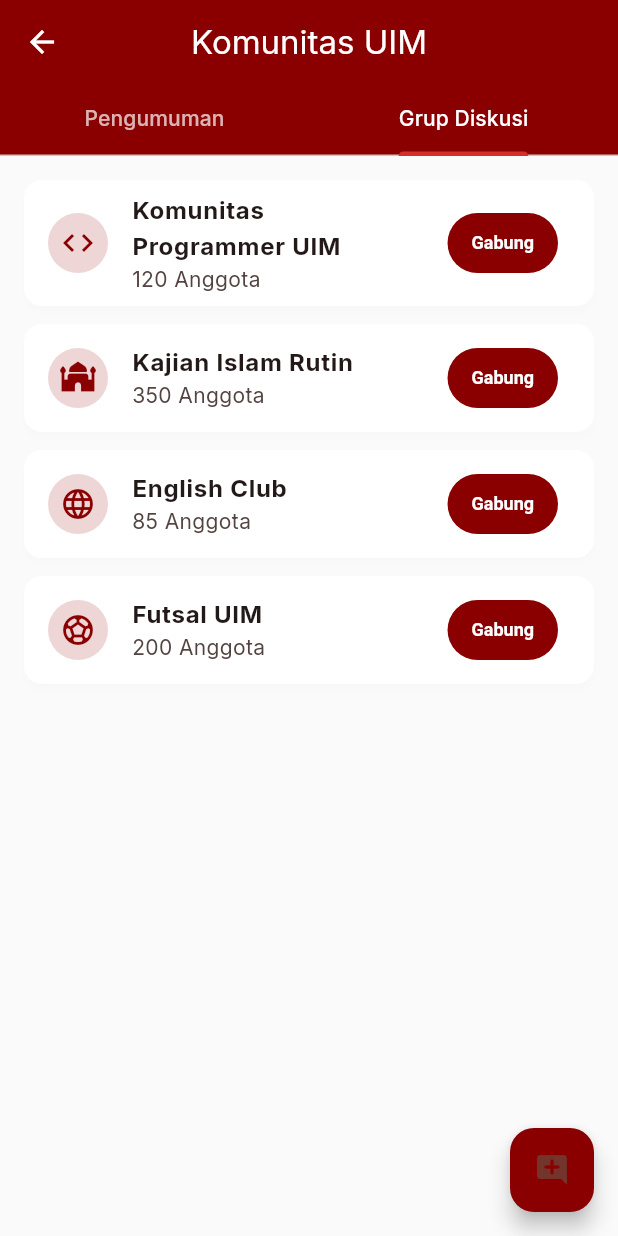
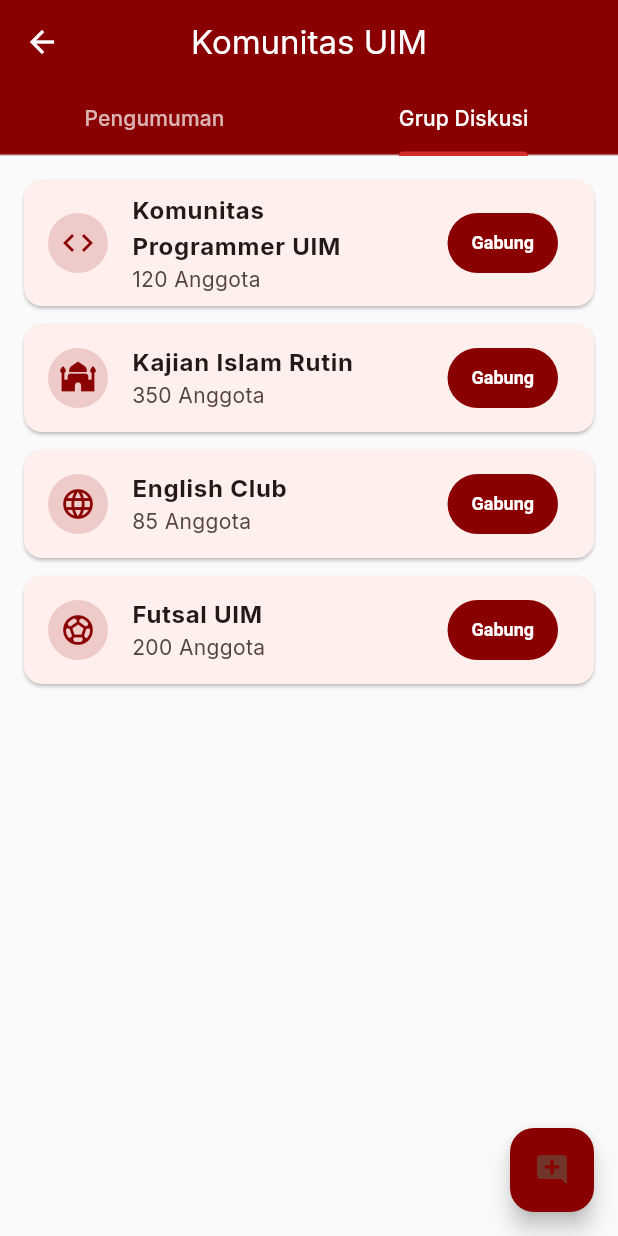
Before and after one commit to ifansyarifuddin/celoe_lms, a Flutter app: the CommunityPage screen opened directly, tab 2 chosen, on a phone screen of 412 x 824 dp. Run offline on Flutter 3.47's test engine with Material 3 defaults, Android fonts, the phone set to English and light mode, and no system bars; our stand-ins replace google_fonts.

Commit message:
Fix: Resolve CardTheme error and replace withValues with withOpacity for compatibility

```diff
--- a/lib/features/auth/presentation/pages/login_page.dart
+++ b/lib/features/auth/presentation/pages/login_page.dart
@@ -28,7 +28,7 @@ class _LoginPageState extends State<LoginPage> {
              image: AssetImage('assets/images/logo.png'), // Placeholder for islamic pattern
              fit: BoxFit.cover,
              colorFilter: ColorFilter.mode(
-               Colors.white.withValues(alpha: 0.95),
+               Colors.white.withOpacity(0.95),
                BlendMode.lighten
              ),
           ),
--- a/lib/features/auth/presentation/pages/onboarding_page.dart
+++ b/lib/features/auth/presentation/pages/onboarding_page.dart
@@ -64,7 +64,7 @@ class _OnboardingPageState extends State<OnboardingPage> {
                   decoration: BoxDecoration(
                     color: _currentPage == index
                         ? AppColors.primary
-                        : AppColors.grey.withValues(alpha: 0.3),
+                        : AppColors.grey.withOpacity(0.3),
                     borderRadius: BorderRadius.circular(4),
                   ),
                 ),
@@ -158,7 +158,7 @@ class _OnboardingPageState extends State<OnboardingPage> {
           Container(
             padding: const EdgeInsets.all(32),
             decoration: BoxDecoration(
-              color: AppColors.secondary.withValues(alpha: 0.2),
+              color: AppColors.secondary.withOpacity(0.2),
               shape: BoxShape.circle,
             ),
             child: Icon(iconData, size: 100, color: AppColors.primary),
--- a/lib/features/community/presentation/pages/community_page.dart
+++ b/lib/features/community/presentation/pages/community_page.dart
@@ -46,10 +46,10 @@ class CommunityPage extends StatelessWidget {
           decoration: BoxDecoration(
             color: Colors.white,
             borderRadius: BorderRadius.circular(12),
-            border: Border.all(color: Colors.grey.withValues(alpha: 0.1)),
+            border: Border.all(color: Colors.grey.withOpacity(0.1)),
             boxShadow: [
               BoxShadow(
-                color: Colors.black.withValues(alpha: 0.05),
+                color: Colors.black.withOpacity(0.05),
                 blurRadius: 8,
                 offset: const Offset(0, 2),
               ),
@@ -64,7 +64,7 @@ class CommunityPage extends StatelessWidget {
                 child: Row(
                   children: [
                     CircleAvatar(
-                      backgroundColor: AppColors.primary.withValues(alpha: 0.1),
+                      backgroundColor: AppColors.primary.withOpacity(0.1),
                       child: Icon(Icons.person, color: AppColors.primary),
                     ),
                     const SizedBox(width: 12),
@@ -173,7 +173,7 @@ class CommunityPage extends StatelessWidget {
       margin: const EdgeInsets.only(bottom: 12),
       child: ListTile(
         leading: CircleAvatar(
-          backgroundColor: AppColors.secondary.withValues(alpha: 0.2),
+          backgroundColor: AppColors.secondary.withOpacity(0.2),
           child: Icon(icon, color: AppColors.primary),
         ),
         title: Text(title, style: const TextStyle(fontWeight: FontWeight.bold)),
--- a/lib/features/courses/presentation/pages/course_list_page.dart
+++ b/lib/features/courses/presentation/pages/course_list_page.dart
@@ -65,7 +65,7 @@ class CourseListPage extends StatelessWidget {
               child: ListTile(
                 leading: Container(
                   width: 50, height: 50,
-                  decoration: BoxDecoration(color: Colors.orange.withValues(alpha: 0.1), borderRadius: BorderRadius.circular(8)),
+                  decoration: BoxDecoration(color: Colors.orange.withOpacity(0.1), borderRadius: BorderRadius.circular(8)),
                   child: const Icon(Icons.star, color: Colors.orange),
                 ),
                 title: Text('Digital Marketing ${index + 1}'),
--- a/lib/features/courses/presentation/pages/quiz_page.dart
+++ b/lib/features/courses/presentation/pages/quiz_page.dart
@@ -94,7 +94,7 @@ class QuizPage extends StatelessWidget {
     return Container(
       margin: const EdgeInsets.only(bottom: 12),
       decoration: BoxDecoration(
-        color: isSelected ? AppColors.primary.withValues(alpha: 0.1) : Colors.white,
+        color: isSelected ? AppColors.primary.withOpacity(0.1) : Colors.white,
         borderRadius: BorderRadius.circular(12),
         border: Border.all(
           color: isSelected ? AppColors.primary : Colors.grey.shade300,
--- a/lib/features/help/presentation/pages/help_page.dart
+++ b/lib/features/help/presentation/pages/help_page.dart
@@ -51,7 +51,7 @@ class HelpPage extends StatelessWidget {
               leading: Container(
                 padding: const EdgeInsets.all(8),
                 decoration: BoxDecoration(
-                  color: Colors.green.withValues(alpha: 0.1),
+                  color: Colors.green.withOpacity(0.1),
                   shape: BoxShape.circle,
                 ),
                 child: const Icon(Icons.chat, color: Colors.green),
@@ -64,7 +64,7 @@ class HelpPage extends StatelessWidget {
               leading: Container(
                 padding: const EdgeInsets.all(8),
                 decoration: BoxDecoration(
-                  color: Colors.blue.withValues(alpha: 0.1),
+                  color: Colors.blue.withOpacity(0.1),
                   shape: BoxShape.circle,
                 ),
                 child: const Icon(Icons.email, color: Colors.blue),
@@ -85,7 +85,7 @@ class HelpPage extends StatelessWidget {
       elevation: 0,
       shape: RoundedRectangleBorder(
         borderRadius: BorderRadius.circular(12),
-        side: BorderSide(color: Colors.grey.withValues(alpha: 0.2)),
+        side: BorderSide(color: Colors.grey.withOpacity(0.2)),
       ),
       child: ExpansionTile(
         title: Text(
--- a/lib/features/home/presentation/pages/dashboard_page.dart
+++ b/lib/features/home/presentation/pages/dashboard_page.dart
@@ -227,7 +227,7 @@ class DashboardPage extends StatelessWidget {
         Container(
           padding: const EdgeInsets.all(12),
           decoration: BoxDecoration(
-            color: color.withValues(alpha: 0.1),
+            color: color.withOpacity(0.1),
             borderRadius: BorderRadius.circular(12),
           ),
           child: Icon(icon, color: color, size: 28),
@@ -248,10 +248,10 @@ class DashboardPage extends StatelessWidget {
       decoration: BoxDecoration(
         color: Colors.white,
         borderRadius: BorderRadius.circular(12),
-        border: Border.all(color: Colors.grey.withValues(alpha: 0.1)),
+        border: Border.all(color: Colors.grey.withOpacity(0.1)),
         boxShadow: [
           BoxShadow(
-            color: Colors.black.withValues(alpha: 0.05),
+            color: Colors.black.withOpacity(0.05),
             blurRadius: 8,
             offset: const Offset(0, 2),
           ),
--- a/lib/features/home/presentation/pages/main_layout.dart
+++ b/lib/features/home/presentation/pages/main_layout.dart
@@ -35,8 +35,8 @@ class _MainLayoutState extends State<MainLayout> {
         },
         backgroundColor: Colors.white,
         elevation: 10,
-        shadowColor: Colors.black.withValues(alpha: 0.1),
-        indicatorColor: AppColors.secondary.withValues(alpha: 0.2),
+        shadowColor: Colors.black.withOpacity(0.1),
+        indicatorColor: AppColors.secondary.withOpacity(0.2),
         destinations: const [
           NavigationDestination(
             icon: Icon(Icons.home_outlined),
--- a/lib/features/home/presentation/widgets/course_card.dart
+++ b/lib/features/home/presentation/widgets/course_card.dart
@@ -26,12 +26,12 @@ class CourseCard extends StatelessWidget {
         borderRadius: BorderRadius.circular(16),
         boxShadow: [
           BoxShadow(
-            color: Colors.black.withValues(alpha: 0.05),
+            color: Colors.black.withOpacity(0.05),
             blurRadius: 10,
             offset: const Offset(0, 4),
           ),
         ],
-        border: Border.all(color: Colors.grey.withValues(alpha: 0.1)),
+        border: Border.all(color: Colors.grey.withOpacity(0.1)),
       ),
       child: Column(
         crossAxisAlignment: CrossAxisAlignment.start,
@@ -65,7 +65,7 @@ class CourseCard extends StatelessWidget {
                     Container(
                       padding: const EdgeInsets.symmetric(horizontal: 6, vertical: 2),
                       decoration: BoxDecoration(
-                        color: AppColors.primary.withValues(alpha: 0.1),
+                        color: AppColors.primary.withOpacity(0.1),
                         borderRadius: BorderRadius.circular(4),
                       ),
                       child: Text(
--- a/lib/features/profile/presentation/pages/profile_page.dart
+++ b/lib/features/profile/presentation/pages/profile_page.dart
@@ -69,7 +69,7 @@ class ProfilePage extends StatelessWidget {
               secondary: Container(
                 padding: const EdgeInsets.all(8),
                 decoration: BoxDecoration(
-                  color: Colors.purple.withValues(alpha: 0.1),
+                  color: Colors.purple.withOpacity(0.1),
                   shape: BoxShape.circle,
                 ),
                 child: const Icon(Icons.dark_mode_outlined, color: Colors.purple),
@@ -106,7 +106,7 @@ class ProfilePage extends StatelessWidget {
         leading: Container(
           padding: const EdgeInsets.all(8),
           decoration: BoxDecoration(
-            color: AppColors.primary.withValues(alpha: 0.1),
+            color: AppColors.primary.withOpacity(0.1),
             shape: BoxShape.circle,
           ),
           child: Icon(icon, color: AppColors.primary),
```
Also changed, not shown: lib/core/app_theme.dart (+1 -8 lines), lib/features/courses/presentation/pages/course_detail_page.dart (+4 -4 lines).
